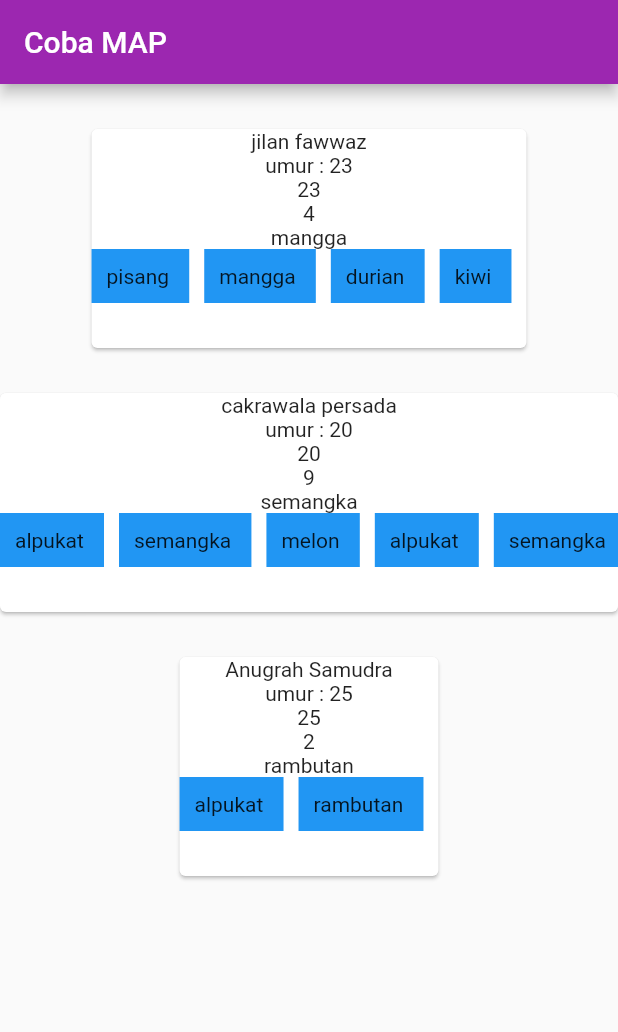
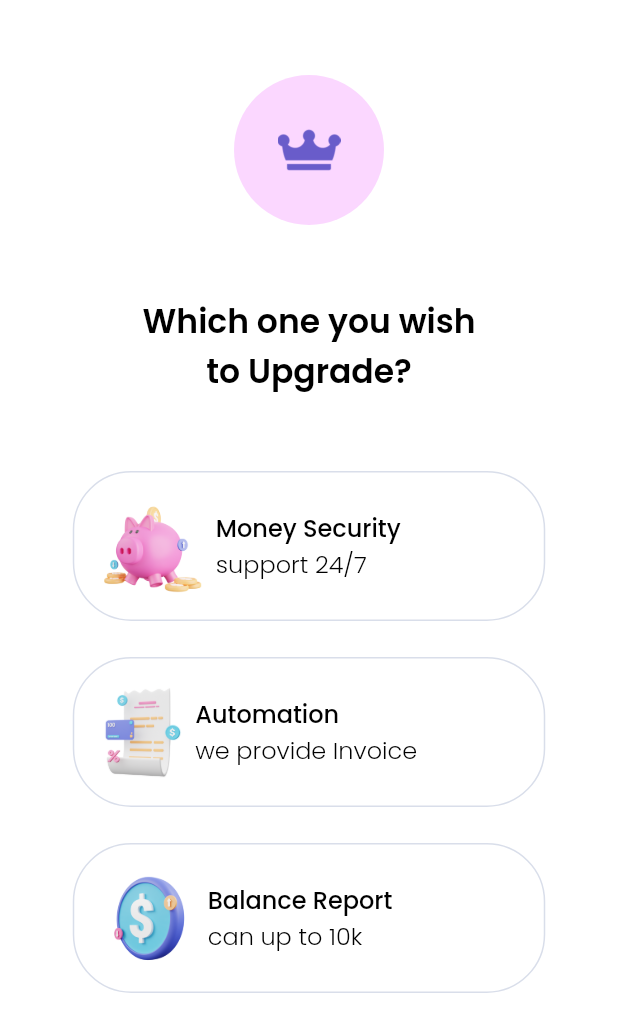
Before and after one commit to jilanfawwaz/ModernFlutterUI, a Flutter app: the screen it shows after launch, on a phone screen of 412 x 824 dp. Shown: the top 1032 px of the screen. Run offline on Flutter 3.47's test engine with Material 2 defaults, Android fonts, the light colour scheme and no system bars; our stand-ins replace google_fonts.

Commit message:
day6 pertama done

```diff
--- a/lib/main.dart
+++ b/lib/main.dart
@@ -7,6 +7,7 @@ import 'package:modern_flutter_ui/ui/getstartedyoga.dart';
 import 'package:modern_flutter_ui/ui/halamanutama1.dart';
 import 'package:modern_flutter_ui/ui/pricingpurple.dart';
 import 'package:modern_flutter_ui/ui/cobamap.dart';
+import 'package:modern_flutter_ui/ui/pricingwhite.dart';
 import 'package:modern_flutter_ui/ui/ratinggojek.dart';
 import 'package:modern_flutter_ui/ui/ratingmakanan.dart';
 import 'package:modern_flutter_ui/ui/signincrypto.dart';
@@ -44,7 +45,8 @@ class MyApp extends StatelessWidget {
       ),
 
       routes: {
-        '/': (context) => CobaMap(),
+        '/': (context) => PricingWhite(),
+        '/splashscreen': (context) => SplashScreen1(),
         '/halamanutama1': (context) => HalamanUtama1(),
         '/getstartedcypto': (context) => GetStartedCrypto(),
         '/getstartedyoga': (context) => GetStartedYoga(),
@@ -56,6 +58,7 @@ class MyApp extends StatelessWidget {
         '/ratinggojek': (context) => RatingGojek(),
         '/cobastate': (context) => CobaState(),
         '/cobamap': (context) => CobaMap(),
+        '/pricingwhite': (context) => PricingWhite(),
         '/pricingpurple': (context) => PricingPurple(),
       },
     );
--- /dev/null
+++ b/lib/ui/pricingwhite.dart
@@ -0,0 +1,163 @@
+import 'package:flutter/material.dart';
+import 'package:modern_flutter_ui/shared/theme.dart';
+
+class PricingWhite extends StatefulWidget {
+  const PricingWhite({Key? key}) : super(key: key);
+
+  @override
+  State<PricingWhite> createState() => _PricingWhiteState();
+}
+
+class _PricingWhiteState extends State<PricingWhite> {
+  int selectIndex = -1;
+  @override
+  Widget build(BuildContext context) {
+    Widget menuCard(
+        {required int index,
+        required String urlImage,
+        required String title,
+        required String subTitle}) {
+      return GestureDetector(
+        onTap: () {
+          setState(() {
+            selectIndex = index;
+          });
+        },
+        child: Container(
+          width: 315,
+          height: 100,
+          padding: EdgeInsets.all(16),
+          margin: EdgeInsets.only(
+            bottom: 24,
+          ),
+          decoration: BoxDecoration(
+            border: Border.all(
+              width: selectIndex == index ? 2 : 1,
+              color:
+                  selectIndex != index ? Color(0xffD9DEEA) : Color(0xff6050E7),
+            ),
+            borderRadius: BorderRadius.circular(39),
+          ),
+          child: Row(
+            children: [
+              Image.asset(urlImage),
+              SizedBox(
+                width: 7,
+              ),
+              Column(
+                crossAxisAlignment: CrossAxisAlignment.start,
+                mainAxisAlignment: MainAxisAlignment.center,
+                children: [
+                  Text(
+                    title,
+                    style: cPoppinsWhiteMedium18.copyWith(
+                      fontSize: 16,
+                      color: Colors.black,
+                    ),
+                  ),
+                  Text(
+                    subTitle,
+                    style: cPoppinsWhiteLight16.copyWith(
+                      //fontSize: 16,
+                      color: Colors.black,
+                    ),
+                  ),
+                ],
+              ),
+              Spacer(),
+              selectIndex == index
+                  ? Image.asset(
+                      'assets/images/6-logoCheck.png',
+                      width: 26,
+                      height: 26,
+                    )
+                  : SizedBox(),
+            ],
+          ),
+        ),
+      );
+    }
+
+    return Scaffold(
+      backgroundColor: Color(0xffFFFFFF),
+      body: Center(
+        child: Column(
+          children: [
+            Container(
+              //color: Color(0xffFBD7FF),
+              width: 100,
+              height: 100,
+              margin: EdgeInsets.only(
+                top: 50,
+                bottom: 48,
+              ),
+              decoration: BoxDecoration(
+                  color: Color(0xffFBD7FF), shape: BoxShape.circle),
+              //color: Color(0xffFBD7FF),
+              child: Center(
+                child: Column(
+                  mainAxisAlignment: MainAxisAlignment.center,
+                  children: [
+                    Image.asset(
+                      "assets/images/6-logoMahkota.png",
+                      width: 42,
+                      height: 42,
+                    ),
+                  ],
+                ),
+              ),
+            ),
+            Text(
+              "Which one you wish\nto Upgrade?",
+              textAlign: TextAlign.center,
+              style: cPoppinsWhiteSemibold24.copyWith(
+                color: Colors.black,
+                fontSize: 22,
+              ),
+            ),
+            SizedBox(
+              height: 50,
+            ),
+            menuCard(
+              index: 1,
+              urlImage: 'assets/images/6-logoCelengan.png',
+              title: "Money Security",
+              subTitle: "support 24/7",
+            ),
+            menuCard(
+              index: 2,
+              urlImage: 'assets/images/6-logoNota.png',
+              title: "Automation",
+              subTitle: "we provide Invoice",
+            ),
+            menuCard(
+              index: 3,
+              urlImage: 'assets/images/6-logoCoin.png',
+              title: "Balance Report",
+              subTitle: "can up to 10k",
+            ),
+            Spacer(),
+            selectIndex == -1
+                ? SizedBox()
+                : Container(
+                    padding: EdgeInsets.symmetric(horizontal: 30, vertical: 21),
+                    width: double.infinity,
+                    height: 70,
+                    color: Color(0xff6050E7),
+                    child: Row(
+                      children: [
+                        Text(
+                          "Upgrade Now",
+                          style: cPoppinsWhiteSemibold24.copyWith(fontSize: 18),
+                        ),
+                        Spacer(),
+                        Image.asset("assets/images/6-logoNext.png"),
+                      ],
+                    ),
+                  ),
+          ],
+        ),
+      ),
+    );
+  }
+}
```
Also changed, not shown: assets/images/6-logoCheck.png (added), assets/images/6-logoNext.png (added).
